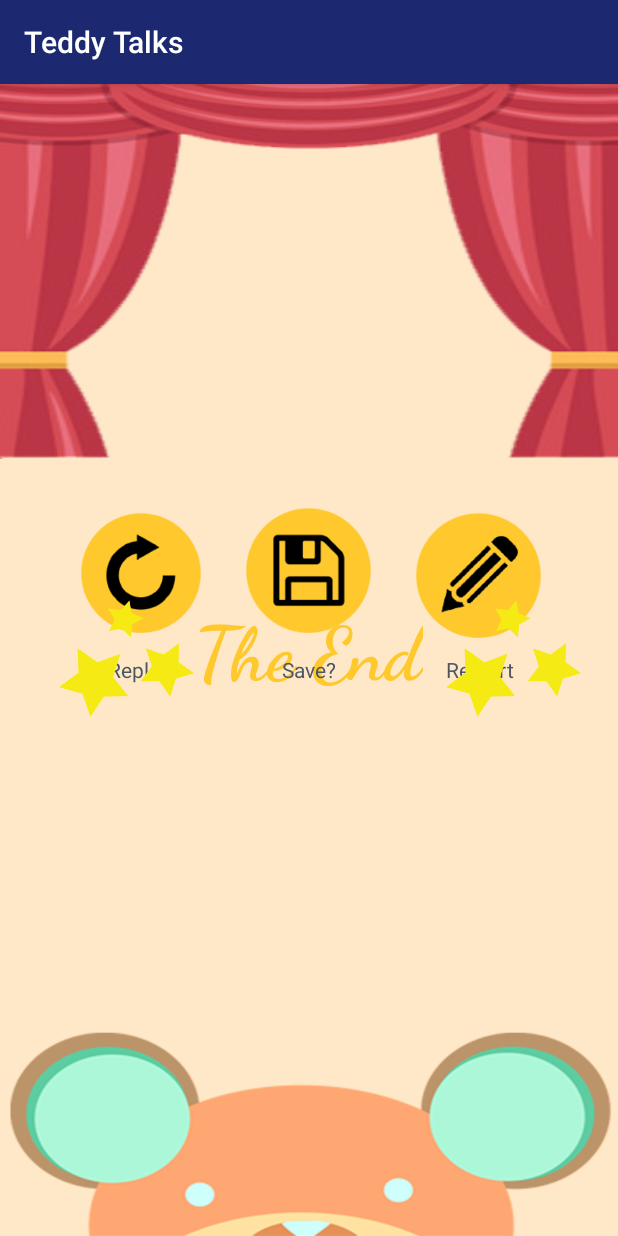
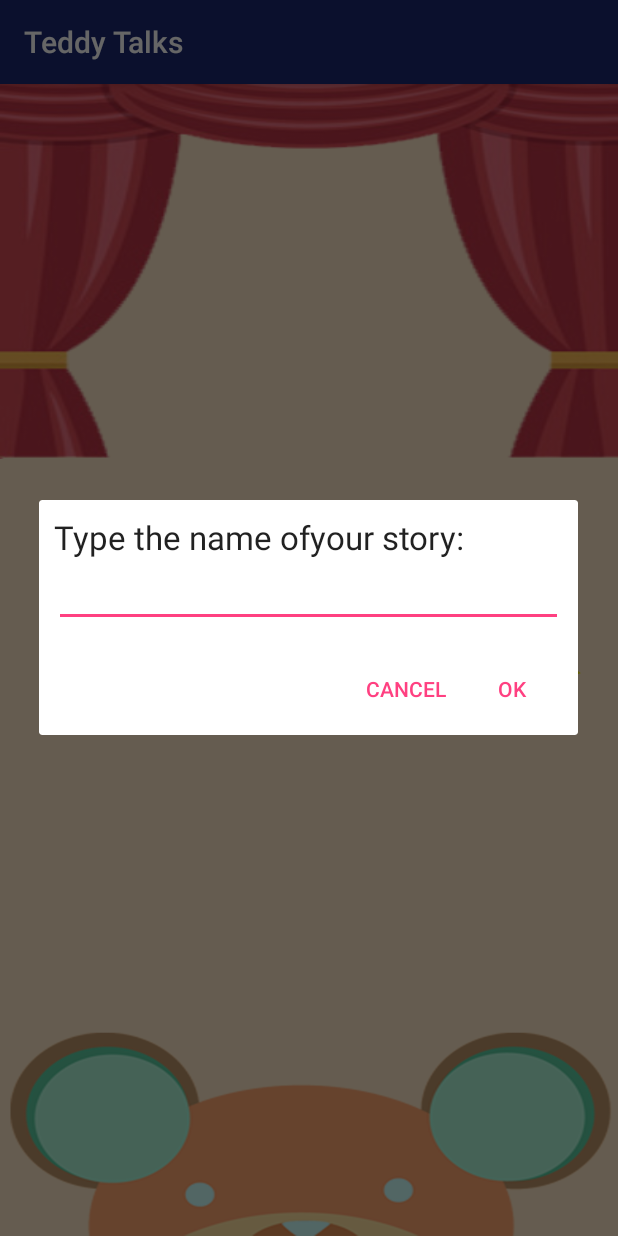
Before and after one commit to gabbonny/cmsc436, an Android app: the screen it shows after launch (EndActivity), after a tap on an icon or button, on a phone screen of 412 x 824 dp. Run offline under Robolectric (Android 15) with nearby library versions, the phone set to English and light mode, and no system bars; 1 statement that could not run was skipped.

Commit message:
added save system

```diff
--- a/TeddyTalk/app/src/main/java/cmsc436_final_project/teddytalk/EndActivity.java
+++ b/TeddyTalk/app/src/main/java/cmsc436_final_project/teddytalk/EndActivity.java
@@ -4,12 +4,17 @@ package cmsc436_final_project.teddytalk;
  * Created by Stefani Moore on 11/25/2017.
  */
 
+import android.content.DialogInterface;
 import android.content.Intent;
+import android.content.SharedPreferences;
+import android.support.v7.app.AlertDialog;
 import android.support.v7.app.AppCompatActivity;
 import android.os.Bundle;
+import android.view.LayoutInflater;
 import android.view.View;
 import android.view.animation.Animation;
 import android.view.animation.AnimationUtils;
+import android.widget.EditText;
 import android.widget.ImageView;
 import android.widget.TextView;
 
@@ -37,6 +42,11 @@ public class EndActivity extends AppCompatActivity {
     private TextView rewrite_txt;
 
     private int mCurrRotation = 0;
+
+    private SharedPreferences sharedPref;
+    private SharedPreferences.Editor editor;
+
+    private String[] story;
 
     @Override
     protected void onCreate(Bundle savedInstanceState) {
@@ -92,18 +102,78 @@ public class EndActivity extends AppCompatActivity {
 
         pop_up_bear.startAnimation(animSlideUp);
 
+        sharedPref = getSharedPreferences("savedStories",MODE_PRIVATE);
+        editor = sharedPref.edit();
+
+        story = getIntent().getExtras().getStringArray("story");
+
     }
 
     public void replay(){
         //CALLED IN XML
         //sends the user back to the Speech_To_Text activity to be read back the story
         Intent go = new Intent(EndActivity.this,StoryPlaybackActivity.class);
+        go.putExtra("data",story);
         startActivity(go);
 
     }
     public void save(){
         //CALLED IN XML
         //optional save in possible library class stored at files
+
+        // get prompts.xml view
+        LayoutInflater li = LayoutInflater.from(this);
+        View promptsView = li.inflate(R.layout.save_prompt, null);
+
+        AlertDialog.Builder alertDialogBuilder = new AlertDialog.Builder(
+                this);
+
+        // set prompts.xml to alertdialog builder
+        alertDialogBuilder.setView(promptsView);
+
+        final EditText userInput = (EditText) promptsView
+                .findViewById(R.id.editTextDialogUserInput);
+
+
+        // set dialog message
+        alertDialogBuilder
+                .setCancelable(false)
+                .setPositiveButton("OK",
+                        new DialogInterface.OnClickListener() {
+                            public void onClick(DialogInterface dialog,int id) {
+
+                                // Need to convert string array to string
+                                StringBuilder sb = new StringBuilder();
+                                for (int i = 0; i < story.length; i++) {
+                                    sb.append(story[i]).append(",");
+                                }
+
+                                // Put data into shared pref
+                                editor.putString(userInput.getText().toString(),sb.toString());
+                                editor.commit();
+
+                                // Go to save activity
+                                Intent i = new Intent(EndActivity.this,SaveActivity.class);
+                                startActivity(i);
+
+                            }
+                        })
+                .setNegativeButton("Cancel",
+                        new DialogInterface.OnClickListener() {
+                            public void onClick(DialogInterface dialog,int id) {
+                                dialog.cancel();
+                            }
+                        });
+
+        // create alert dialog
+        AlertDialog alertDialog = alertDialogBuilder.create();
+
+        // show it
+        alertDialog.show();
+
+
+
+
 
 //        Intent go = new Intent(End_main.this,Save_Actvity.class);
 //        startActivity(go);
--- /dev/null
+++ b/TeddyTalk/app/src/main/res/layout/save_prompt.xml
@@ -0,0 +1,25 @@
+<?xml version="1.0" encoding="utf-8"?>
+<LinearLayout xmlns:android="http://schemas.android.com/apk/res/android"
+    android:id="@+id/layout_root"
+    android:layout_width="fill_parent"
+    android:layout_height="fill_parent"
+    android:orientation="vertical"
+    android:padding="10dp" >
+
+    <TextView
+        android:id="@+id/textView1"
+        android:layout_width="wrap_content"
+        android:layout_height="wrap_content"
+        android:text="Type the name ofyour story: "
+        android:textAppearance="?android:attr/textAppearanceLarge" />
+
+    <EditText
+        android:id="@+id/editTextDialogUserInput"
+        android:layout_width="match_parent"
+        android:layout_height="wrap_content" >
+
+        <requestFocus />
+
+    </EditText>
+
+</LinearLayout>
--- a/TeddyTalk/build.gradle
+++ b/TeddyTalk/build.gradle
@@ -7,7 +7,7 @@ buildscript {
         jcenter()
     }
     dependencies {
-        classpath 'com.android.tools.build:gradle:3.0.0'
+        classpath 'com.android.tools.build:gradle:3.0.1'
 
 
         // NOTE: Do not place your application dependencies here; they belong
```
Also changed, not shown: TeddyTalk/app/src/main/AndroidManifest.xml (+1 -6 lines), TeddyTalk/app/src/main/java/cmsc436_final_project/teddytalk/MainActivity.java (+9 -0 lines), TeddyTalk/app/src/main/java/cmsc436_final_project/teddytalk/SaveActivity.java (added, +110 -0 lines), TeddyTalk/app/src/main/java/cmsc436_final_project/teddytalk/StoryPlaybackActivity.java (+8 -2 lines), TeddyTalk/app/src/main/res/layout/activity_main.xml (+13 -5 lines), TeddyTalk/app/src/main/res/layout/activity_save.xml (added, +39 -0 lines), 2501 other files.
